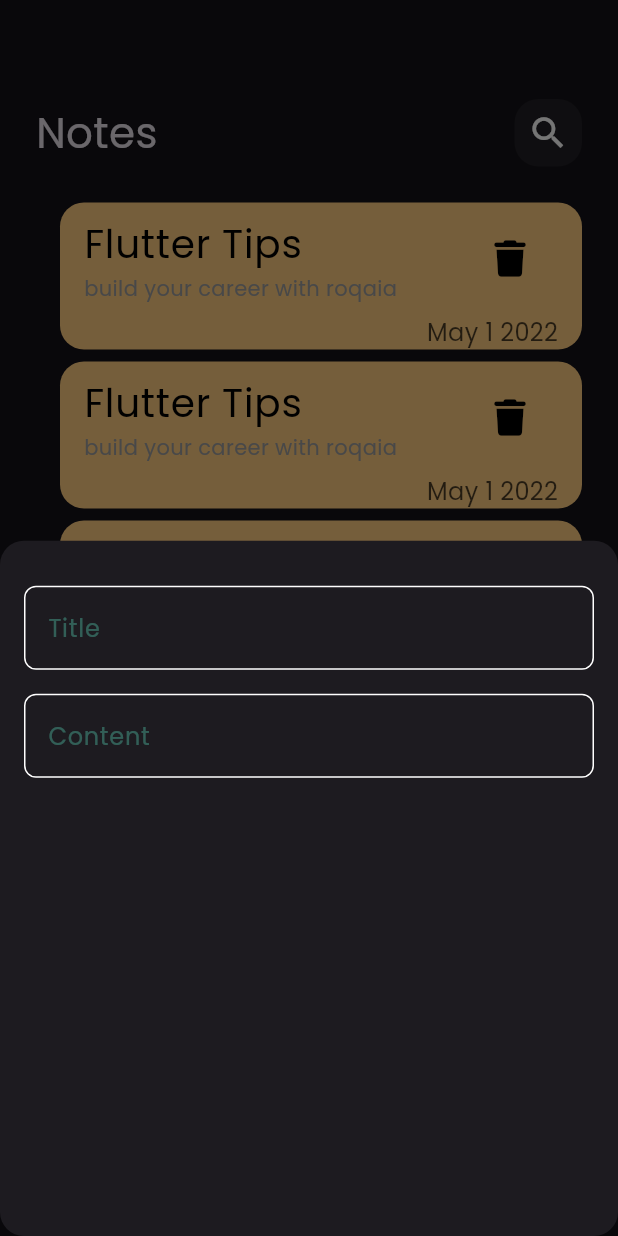
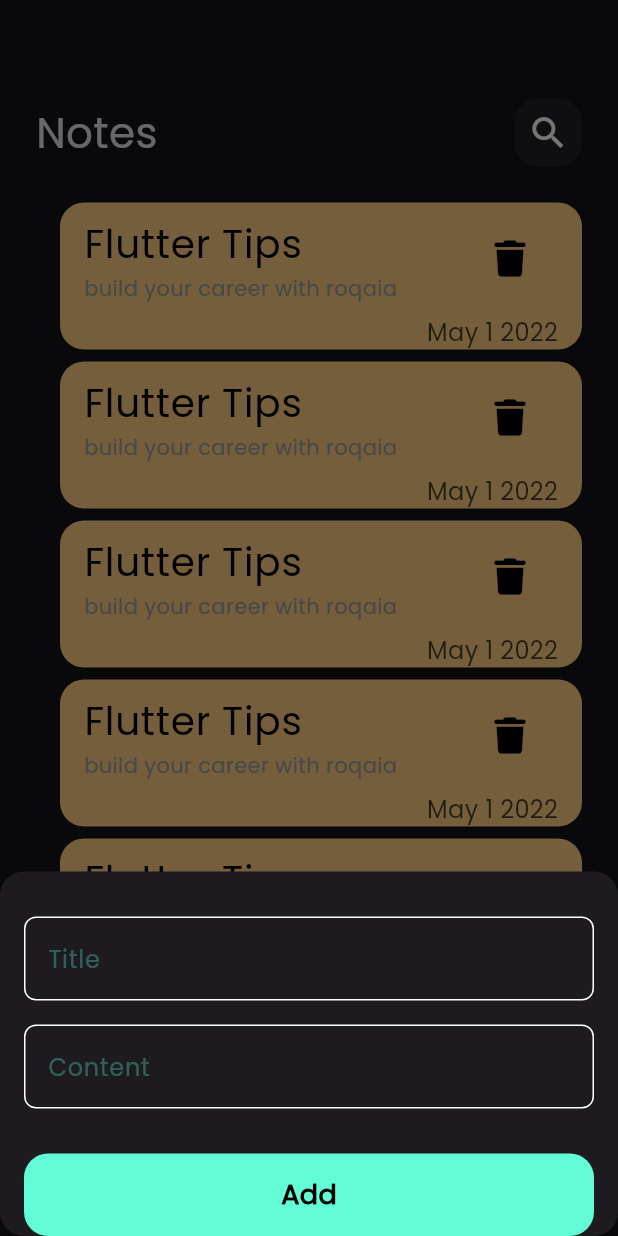
Before and after one commit to Roqaia2005/notes_app, a Flutter app: the screen it shows after launch, after a tap on the "add" icon, on a phone screen of 412 x 824 dp. Run offline on Flutter 3.47's test engine with Material 3 defaults, Android fonts, the phone set to English and light mode, and no system bars; our stand-ins replace font_awesome_flutter.

Commit message:
finish notes bottom sheet

```diff
--- a/lib/views/notes_view.dart
+++ b/lib/views/notes_view.dart
@@ -11,6 +11,7 @@ class NotesView extends StatelessWidget {
       floatingActionButton: FloatingActionButton(
         onPressed: () {
           showModalBottomSheet(
+
             shape: RoundedRectangleBorder(
               borderRadius: BorderRadius.circular(16)
             ),
--- a/lib/widgets/add_note_bottom_sheet.dart
+++ b/lib/widgets/add_note_bottom_sheet.dart
@@ -1,4 +1,6 @@
 import 'package:flutter/material.dart';
+import 'package:notes_app/constants.dart';
+import 'package:notes_app/widgets/custom_button.dart';
 import 'package:notes_app/widgets/custom_text_field.dart';
 
 class AddNoteBottomSheet extends StatelessWidget {
@@ -8,15 +10,29 @@ class AddNoteBottomSheet extends StatelessWidget {
   Widget build(BuildContext context) {
     return const Padding(
       padding: const EdgeInsets.symmetric(horizontal: 16),
+      child: SingleChildScrollView(
         child: Column(
           children: [
             SizedBox(
               height: 30,
             ),
-          customTextField(hint: "Title",),
-          SizedBox(height: 16,),
-          customTextField(hint: "Content",maxLines: 5,),
+            customTextField(
+              hint: "Title",
+            ),
+            SizedBox(
+              height: 16,
+            ),
+            customTextField(
+              hint: "Content",
+              maxLines: 5,
+            ),
+
+            SizedBox(
+              height: 30,
+            ),
+            CustomButton(),
           ],
+        ),
       ),
     );
   }
--- /dev/null
+++ b/lib/widgets/custom_button.dart
@@ -0,0 +1,18 @@
+import 'package:flutter/material.dart';
+import 'package:notes_app/constants.dart';
+
+class CustomButton extends StatelessWidget {
+  const CustomButton({super.key});
+
+  @override
+  Widget build(BuildContext context) {
+    return Container(
+      decoration: BoxDecoration(color: kPrimaryColor,borderRadius: BorderRadius.circular(16)),
+      width: MediaQuery.of(context).size.width,
+      height: 55,
+      child: const Center(
+        child: Text("Add",style:TextStyle(color: Colors.black,fontSize: 18,fontWeight:FontWeight.bold )),
+      ),
+    );
+  }
+}
```
Lines whose indentation alone changed are shown as unchanged.
